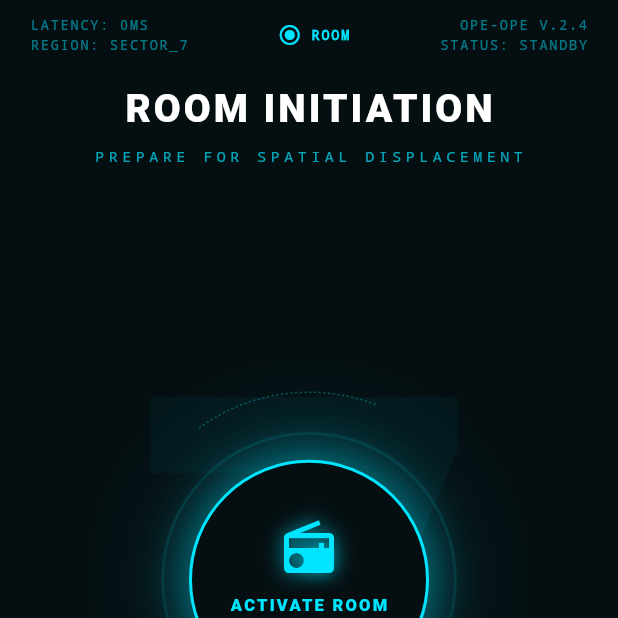
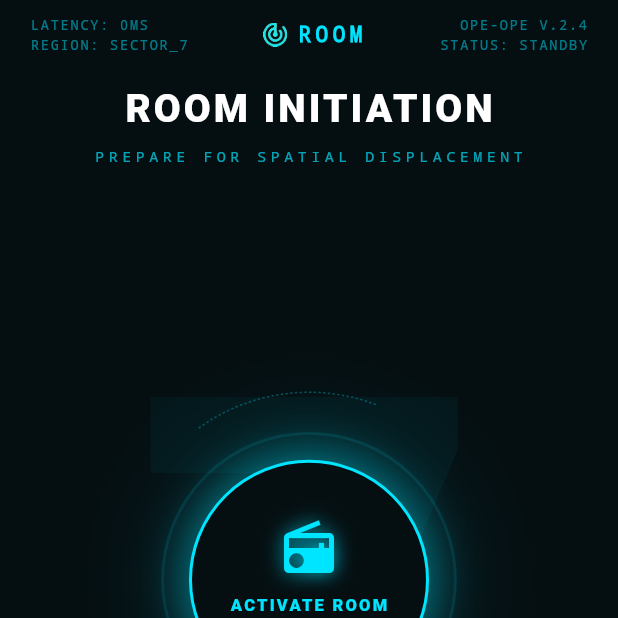
Before and after one commit to Satvik1769/op_share, a Flutter app: the screen it shows after launch, on a phone screen of 412 x 824 dp, the top half of it. Run offline on Flutter 3.47's test engine with Material 3 defaults, Android fonts, the phone set to English and light mode, and no system bars.

Commit message:
updated logo

```diff
--- a/lib/screens/room_intitiation/top_status_bar.dart
+++ b/lib/screens/room_intitiation/top_status_bar.dart
@@ -8,16 +8,18 @@ import 'colors_room.dart';
 
 class StatusText extends StatelessWidget {
   final String text;
+  final double letterSpacing;
+  final double fontSize;
   final bool bright;
-  const StatusText(this.text, {super.key, this.bright = false});
+  const StatusText(this.text ,{super.key, this.bright = false, this.letterSpacing = 1.2, this.fontSize = 9 });
 
   @override
   Widget build(BuildContext context) {
     return Text(
       text,
       style: TextStyle(
-        fontSize: 9,
-        letterSpacing: 1.2,
+        fontSize: fontSize,
+        letterSpacing: letterSpacing,
         fontFamily: 'monospace',
         color: bright ? kCyan : kCyan.withOpacity(0.5),
         fontWeight: bright ? FontWeight.bold : FontWeight.normal,
@@ -43,9 +45,9 @@ class TopStatusBar extends StatelessWidget {
             StatusText('REGION: SECTOR_7'),
           ]),
           Row(children: [
-            const Icon(Icons.radio_button_checked, color: kCyan, size: 16),
+             Image.asset("assets/images/logo.png", width: 16, height: 16),
             const SizedBox(width: 6),
-            StatusText('ROOM', bright: true),
+            StatusText('ROOM',letterSpacing: 3, fontSize: 14 ,bright: true),
           ]),
           Column(crossAxisAlignment: CrossAxisAlignment.end, children: [
             StatusText('OPE-OPE V.2.4'),
--- a/pubspec.yaml
+++ b/pubspec.yaml
@@ -59,8 +59,8 @@ flutter:
 
   # To add assets to your application, add an assets section, like this:
   assets:
-     - assets/images/logo.jpeg
      - assets/images/activate.jpeg
+     - assets/images/logo.png
 
   # An image asset can refer to one or more resolution-specific "variants", see
   # https://flutter.dev/to/resolution-aware-images
```
Also changed, not shown: assets/images/logo.jpeg (deleted), assets/images/logo.png (added).
